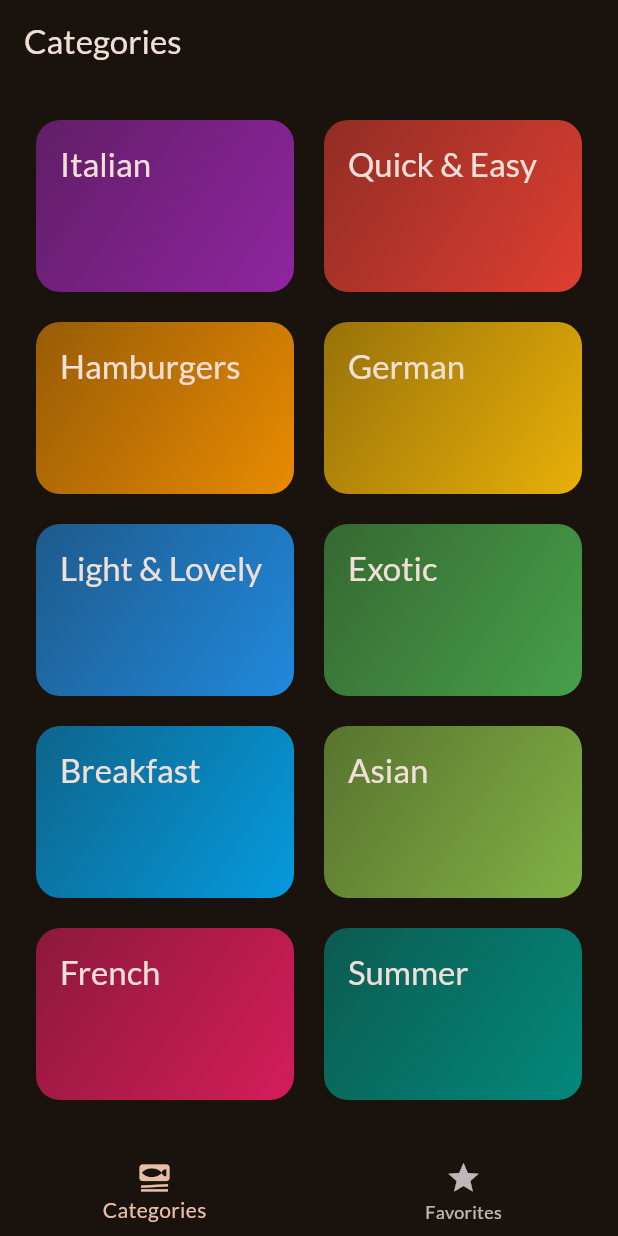
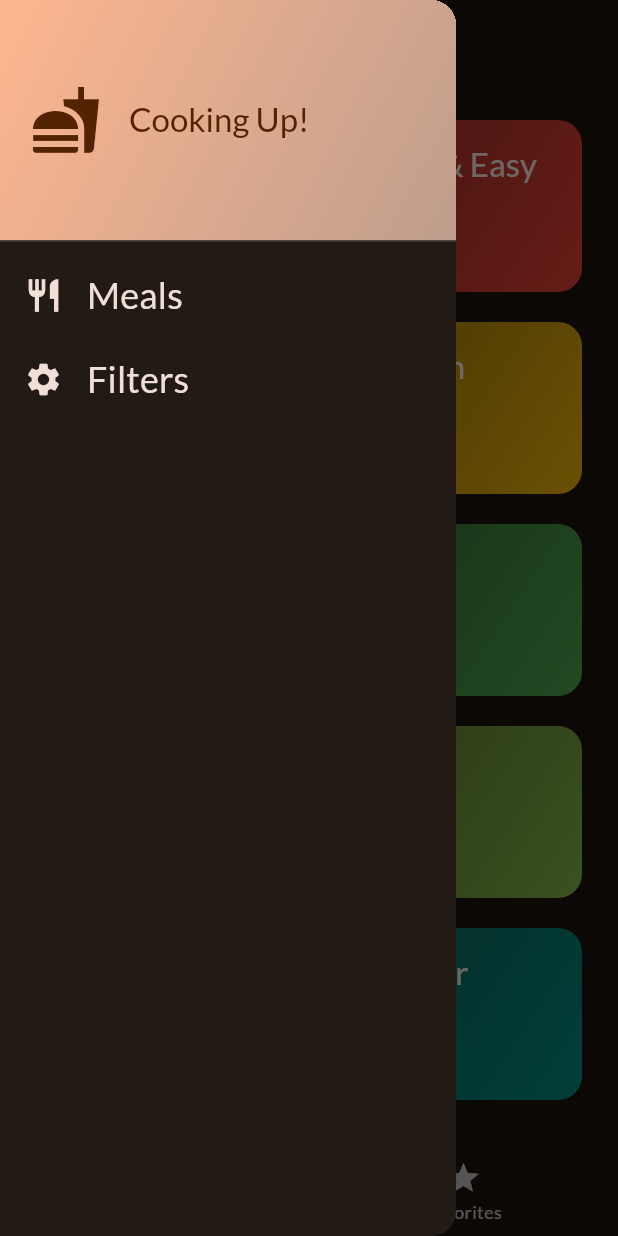
Before and after one commit to ribkeeze/academind-flutter-course, a Flutter app: the screen it shows after launch, with the side drawer open (before the commit the screen has no drawer), on a phone screen of 412 x 824 dp. Run offline on Flutter 3.47's test engine with Material 3 defaults, Android fonts, the phone set to English and light mode, and no system bars; our stand-ins replace google_fonts, transparent_image.

Commit message:
Progress on meals app

```diff
--- a/08-meals-navigation/sec 8/meals/lib/screens/categories.dart
+++ b/08-meals-navigation/sec 8/meals/lib/screens/categories.dart
@@ -1,11 +1,17 @@
 import 'package:flutter/material.dart';
 import 'package:meals/data/dummy_data.dart';
 import 'package:meals/models/category.dart';
+import 'package:meals/models/meal.dart';
 import 'package:meals/screens/meals.dart';
 import 'package:meals/widgets/category_grid_item.dart';
 
 class CategoriesScreen extends StatelessWidget {
-  const CategoriesScreen({super.key});
+  const CategoriesScreen({
+    super.key,
+    required this.onToggleFavorite,
+  });
+
+  final void Function(Meal meal) onToggleFavorite;
 
   void _selectCategory(
     BuildContext context,
@@ -23,6 +29,7 @@ class CategoriesScreen extends StatelessWidget {
         builder: (ctx) => MealsScreen(
           title: category.title,
           meals: filteredMeals,
+          onToggleFavorite: onToggleFavorite,
         ),
       ),
     );
--- a/08-meals-navigation/sec 8/meals/lib/screens/tabs.dart
+++ b/08-meals-navigation/sec 8/meals/lib/screens/tabs.dart
@@ -1,6 +1,8 @@
 import 'package:flutter/material.dart';
+import 'package:meals/models/meal.dart';
 import 'package:meals/screens/categories.dart';
 import 'package:meals/screens/meals.dart';
+import 'package:meals/widgets/main_drawer.dart';
 
 class TabsScreen extends StatefulWidget {
   const TabsScreen({super.key});
@@ -13,6 +15,30 @@ class TabsScreen extends StatefulWidget {
 
 class _TabsScreenState extends State<TabsScreen> {
   int _selectedPageIndex = 0;
+  final List<Meal> _favoriteMeals = [];
+
+  void _showInfoMessage(String message) {
+    ScaffoldMessenger.of(context).clearSnackBars();
+    ScaffoldMessenger.of(
+      context,
+    ).showSnackBar(SnackBar(content: Text(message)));
+  }
+
+  void _toggleMealFavoriteStatus(Meal meal) {
+    final isExisting = _favoriteMeals.contains(meal);
+
+    if (isExisting) {
+      setState(() {
+        _favoriteMeals.remove(meal);
+      });
+      _showInfoMessage('Meal removed from favorites.');
+    } else {
+      setState(() {
+        _favoriteMeals.add(meal);
+      });
+      _showInfoMessage('Meal added to favorites.');
+    }
+  }
 
   void _selectPage(int index) {
     setState(() {
@@ -22,15 +48,21 @@ class _TabsScreenState extends State<TabsScreen> {
 
   @override
   Widget build(BuildContext context) {
-    Widget activePage = const CategoriesScreen();
+    Widget activePage = CategoriesScreen(
+      onToggleFavorite: _toggleMealFavoriteStatus,
+    );
     var activePageTitle = 'Categories';
 
     if (_selectedPageIndex == 1) {
-      activePage = const MealsScreen(meals: []);
+      activePage = MealsScreen(
+        meals: _favoriteMeals,
+        onToggleFavorite: _toggleMealFavoriteStatus,
+      );
       activePageTitle = 'Your Favorites';
     }
     return Scaffold(
       appBar: AppBar(title: Text(activePageTitle)),
+      drawer: const MainDrawer(),
       body: activePage,
       bottomNavigationBar: BottomNavigationBar(
         onTap: _selectPage,
--- /dev/null
+++ b/08-meals-navigation/sec 8/meals/lib/widgets/main_drawer.dart
@@ -0,0 +1,93 @@
+import 'package:flutter/material.dart';
+
+class MainDrawer extends StatelessWidget {
+  const MainDrawer({super.key});
+
+  @override
+  Widget build(BuildContext context) {
+    return Drawer(
+      child: Column(
+        children: [
+          DrawerHeader(
+            padding: const EdgeInsets.all(20),
+            decoration: BoxDecoration(
+              gradient: LinearGradient(
+                colors: [
+                  Theme.of(context).colorScheme.primary,
+                  Theme.of(
+                    context,
+                  ).colorScheme.secondary.withOpacity(0.8),
+                ],
+                begin: Alignment.topLeft,
+                end: Alignment.bottomRight,
+              ),
+            ),
+            child: Row(
+              children: [
+                Icon(
+                  Icons.fastfood,
+                  size: 48,
+                  color: Theme.of(
+                    context,
+                  ).colorScheme.onPrimary,
+                ),
+                const SizedBox(width: 18),
+                Text(
+                  'Cooking Up!',
+                  style: Theme.of(context)
+                      .textTheme
+                      .titleLarge!
+                      .copyWith(
+                        color: Theme.of(
+                          context,
+                        ).colorScheme.onPrimary,
+                      ),
+                ),
+              ],
+            ),
+          ),
+          ListTile(
+            leading: Icon(
+              Icons.restaurant,
+              size: 26,
+              color: Theme.of(
+                context,
+              ).colorScheme.onSurface,
+            ),
+            title: Text(
+              'Meals',
+              style: Theme.of(context).textTheme.titleSmall!
+                  .copyWith(
+                    color: Theme.of(
+                      context,
+                    ).colorScheme.onSurface,
+                    fontSize: 24,
+                  ),
+            ),
+            onTap: () {},
+          ),
+          ListTile(
+            leading: Icon(
+              Icons.settings,
+              size: 26,
+              color: Theme.of(
+                context,
+              ).colorScheme.onSurface,
+            ),
+            title: Text(
+              'Filters',
+              style: Theme.of(context).textTheme.titleSmall!
+                  .copyWith(
+                    color: Theme.of(
+                      context,
+                    ).colorScheme.onSurface,
+                    fontSize: 24,
+                  ),
+            ),
+            onTap: () {},
+          ),
+        ],
+      ),
+    );
+  }
+}
```
Also changed, not shown: 08-meals-navigation/sec 8/meals/analysis_options.yaml (+8 -12 lines), 08-meals-navigation/sec 8/meals/lib/screens/meal_details.dart (+17 -2 lines), 08-meals-navigation/sec 8/meals/lib/screens/meals.dart (+6 -2 lines).
